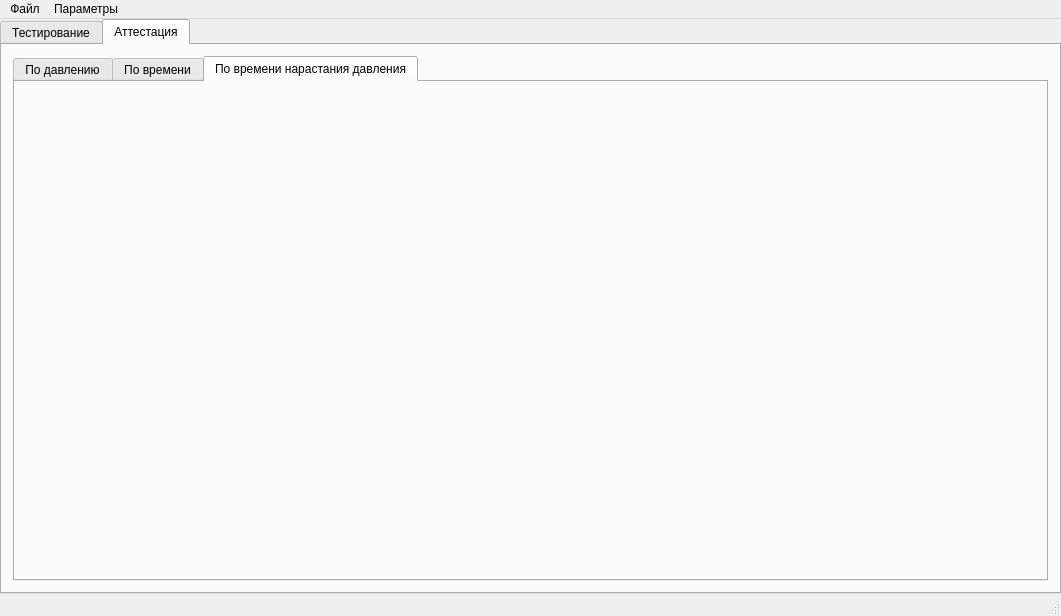
Above: main_window.ui from firef0xff/ttm25 before the change. Below: the same form after it.
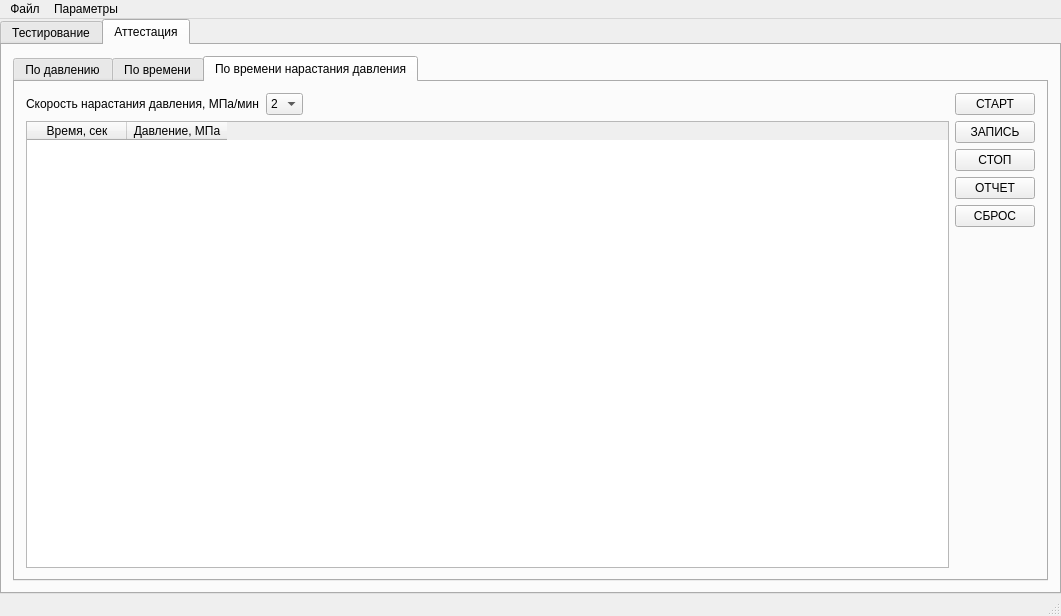
That is the form after the change. The open tabs and pages were chosen to show the change.

The edit to the form file:
```diff
--- a/main_window.ui
+++ b/main_window.ui
@@ -1284,6 +1284,131 @@
            <attribute name="title">
             <string>По времени нарастания давления</string>
            </attribute>
+           <layout class="QHBoxLayout" name="horizontalLayout_14">
+            <item>
+             <layout class="QVBoxLayout" name="verticalLayout">
+              <property name="leftMargin">
+               <number>0</number>
+              </property>
+              <item>
+               <layout class="QHBoxLayout" name="horizontalLayout_15">
+                <property name="topMargin">
+                 <number>0</number>
+                </property>
+                <item>
+                 <widget class="QLabel" name="label">
+                  <property name="text">
+                   <string>Скорость нарастания давления, МПа/мин</string>
+                  </property>
+                 </widget>
+                </item>
+                <item>
+                 <widget class="QComboBox" name="cbPressureSpeed">
+                  <item>
+                   <property name="text">
+                    <string>2</string>
+                   </property>
+                  </item>
+                  <item>
+                   <property name="text">
+                    <string>5</string>
+                   </property>
+                  </item>
+                 </widget>
+                </item>
+                <item>
+                 <spacer name="horizontalSpacer_4">
+                  <property name="orientation">
+                   <enum>Qt::Horizontal</enum>
+                  </property>
+                  <property name="sizeHint" stdset="0">
+                   <size>
+                    <width>40</width>
+                    <height>20</height>
+                   </size>
+                  </property>
+                 </spacer>
+                </item>
+               </layout>
+              </item>
+              <item>
+               <widget class="QTableWidget" name="tblAttPressureSpeed">
+                <property name="sizePolicy">
+                 <sizepolicy hsizetype="Expanding" vsizetype="Expanding">
+                  <horstretch>0</horstretch>
+                  <verstretch>0</verstretch>
+                 </sizepolicy>
+                </property>
+                <column>
+                 <property name="text">
+                  <string>Время, сек</string>
+                 </property>
+                </column>
+                <column>
+                 <property name="text">
+                  <string>Давление, МПа</string>
+                 </property>
+                </column>
+               </widget>
+              </item>
+             </layout>
+            </item>
+            <item>
+             <layout class="QVBoxLayout" name="verticalLayout_9">
+              <property name="leftMargin">
+               <number>0</number>
+              </property>
+              <item>
+               <widget class="QPushButton" name="bAPTStart">
+                <property name="text">
+                 <string>СТАРТ</string>
+                </property>
+               </widget>
+              </item>
+              <item>
+               <widget class="QPushButton" name="bAPTWrite">
+                <property name="text">
+                 <string>ЗАПИСЬ</string>
+                </property>
+               </widget>
+              </item>
+              <item>
+               <widget class="QPushButton" name="bAPTStop">
+                <property name="text">
+                 <string>СТОП</string>
+                </property>
+               </widget>
+              </item>
+              <item>
+               <widget class="QPushButton" name="bAPTReport">
+                <property name="text">
+                 <string>ОТЧЕТ</string>
+                </property>
+               </widget>
+              </item>
+              <item>
+               <widget class="QPushButton" name="bAPTClear">
+                <property name="text">
+                 <string>СБРОС</string>
+                </property>
+               </widget>
+              </item>
+              <item>
+               <spacer name="verticalSpacer_4">
+                <property name="orientation">
+                 <enum>Qt::Vertical</enum>
+                </property>
+                <property name="sizeHint" stdset="0">
+                 <size>
+                  <width>20</width>
+                  <height>40</height>
+                 </size>
+                </property>
+               </spacer>
+              </item>
+             </layout>
+            </item>
+           </layout>
           </widget>
          </widget>
         </item>
```
Left out of the diff: 79 changed lines with no effect on the pictures.
